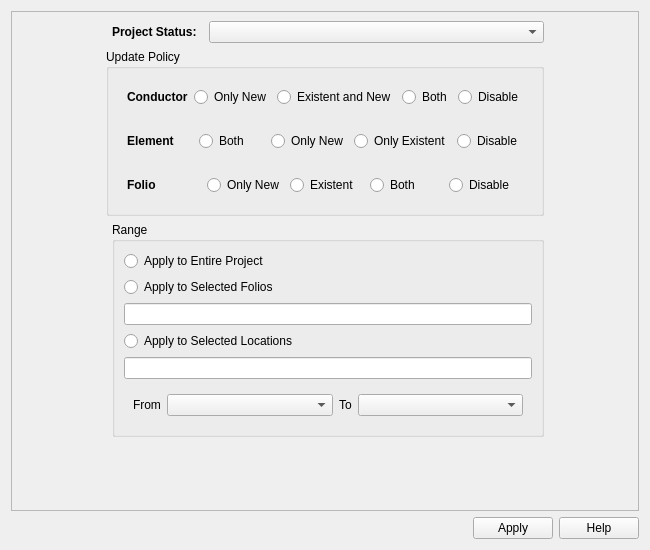
The window that sources/ui/autonumberingmanagementw.ui (qelectrotech/qelectrotech-source-mirror) describes before a commit, drawn with Qt 5.
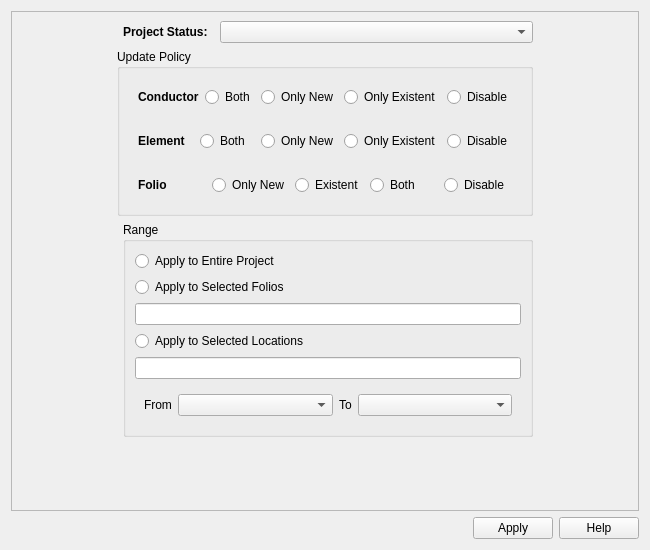
The same window after the commit.

Commit message: Update Policy now works with conductor autonumberings

Diff of the .ui file:
```diff
--- a/sources/ui/autonumberingmanagementw.ui
+++ b/sources/ui/autonumberingmanagementw.ui
@@ -76,7 +76,7 @@
         <x>0</x>
         <y>0</y>
         <width>630</width>
-        <height>498</height>
+        <height>495</height>
        </rect>
       </property>
       <property name="sizePolicy">
@@ -254,6 +254,16 @@
                </property>
               </widget>
              </item>
+             <item>
+              <widget class="QRadioButton" name="m_both_conductor_rb">
+               <property name="text">
+                <string>Both</string>
+               </property>
+               <property name="autoExclusive">
+                <bool>true</bool>
+               </property>
+              </widget>
+             </item>
              <item>
               <widget class="QRadioButton" name="m_new_conductor_rb">
                <property name="text">
@@ -267,17 +277,7 @@
              <item>
               <widget class="QRadioButton" name="m_existent_conductor_rb">
                <property name="text">
-                <string>Existent and New</string>
-               </property>
-               <property name="autoExclusive">
-                <bool>true</bool>
-               </property>
-              </widget>
-             </item>
-             <item>
-              <widget class="QRadioButton" name="m_both_conductor_rb">
-               <property name="text">
-                <string>Both</string>
+                <string>Only Existent</string>
                </property>
                <property name="autoExclusive">
                 <bool>true</bool>
```
The commit also changes 9 other files.
